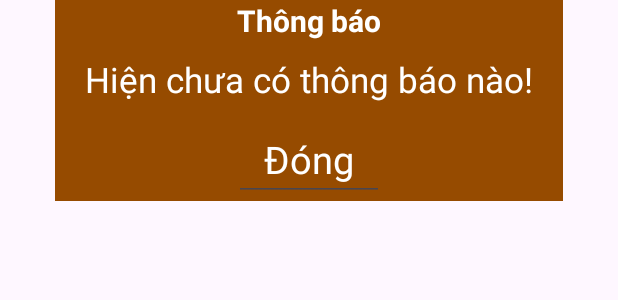
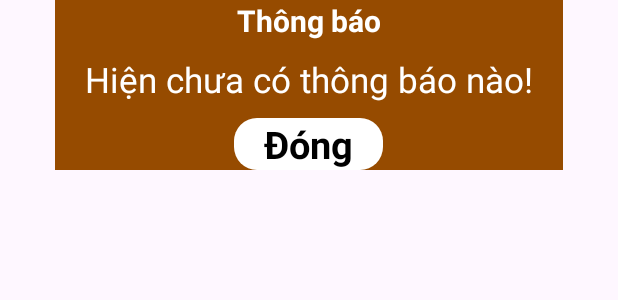
Before and after one commit to valiyz0609/DuAn1_Nhom3, an Android app: the layout dialog_notifi.xml on its own in the app's theme, with its tools: preview values and no code run, on a phone screen of 412 x 824 dp. Shown: the top 300 px of the screen. Run offline under Robolectric (Android 15) with nearby library versions, the phone set to English and light mode, and no system bars; Roboto replaces fonts that are not available here.

Commit message:
Duong PH37740

```diff
--- a/app/src/main/res/layout/card_view_gio_hang.xml
+++ b/app/src/main/res/layout/card_view_gio_hang.xml
@@ -51,7 +51,7 @@
                 <TextView
                     android:id="@+id/txtGHTenSP"
                     style="@style/edt_Label"
-                    android:text="tittle"
+                    android:text="tên"
                     android:textColor="@color/black"
                     android:textSize="19dp"
                     android:maxLength="200" />
@@ -59,7 +59,7 @@
                 <TextView
                     android:id="@+id/txtGHGia"
                     style="@style/edt_Label"
-                    android:text="tittle"
+                    android:text="giá"
                     android:textColor="@color/black"
                     android:textSize="16dp"
                     />
--- a/app/src/main/res/layout/card_view_sanpham.xml
+++ b/app/src/main/res/layout/card_view_sanpham.xml
@@ -35,7 +35,7 @@
             android:layout_toRightOf="@+id/cardview_img"
             android:paddingLeft="10dp"
             android:paddingRight="0dp"
-            android:text="Bạc sỉu"
+            android:text="Tên"
             android:textColor="@color/black"
             android:textSize="18dp" />
 
@@ -50,7 +50,7 @@
             android:layout_toRightOf="@+id/cardview_img"
             android:paddingLeft="10dp"
             android:paddingRight="0dp"
-            android:text="29.000đ"
+            android:text="giá"
             android:textColor="@color/black"
             android:textSize="15dp" />
 
--- a/app/src/main/res/layout/dialog_notifi.xml
+++ b/app/src/main/res/layout/dialog_notifi.xml
@@ -9,40 +9,40 @@
         android:layout_width="wrap_content"
         android:layout_height="wrap_content"
         android:background="#964B00"
-        android:paddingLeft="20dp"
-        android:paddingRight="20dp"
         android:gravity="center"
         android:orientation="vertical"
-        >
+        android:paddingLeft="20dp"
+        android:paddingRight="20dp">
 
         <TextView
             style="@style/edt_Label"
+            android:padding="0dp"
             android:text="Thông báo"
-            android:textStyle="bold"
-            android:padding="0dp"
-            />
+            android:textStyle="bold" />
 
         <TextView
             android:layout_width="wrap_content"
             android:layout_height="wrap_content"
-            android:text="Hiện chưa có thông báo nào!"
-            android:textSize="23dp"
-            android:textColor="@color/white"
             android:layout_marginTop="10dp"
             android:layout_marginBottom="10dp"
-            />
+            android:text="Hiện chưa có thông báo nào!"
+            android:textColor="@color/white"
+            android:textSize="23dp" />
 
         <EditText
             android:id="@+id/btnDongNotifi"
             android:layout_width="wrap_content"
             android:layout_height="wrap_content"
-            android:text="Đóng"
-            android:textSize="25dp"
-            android:textColor="@color/white"
+            android:background="@drawable/bo_tron_edt"
+            android:backgroundTint="@color/white"
             android:editable="false"
             android:focusable="false"
             android:paddingLeft="20dp"
-            android:paddingRight="20dp" />
+            android:paddingRight="20dp"
+            android:text="Đóng"
+            android:textColor="@color/black"
+            android:textSize="25dp"
+            android:textStyle="bold" />
     </LinearLayout>
 
 
```
